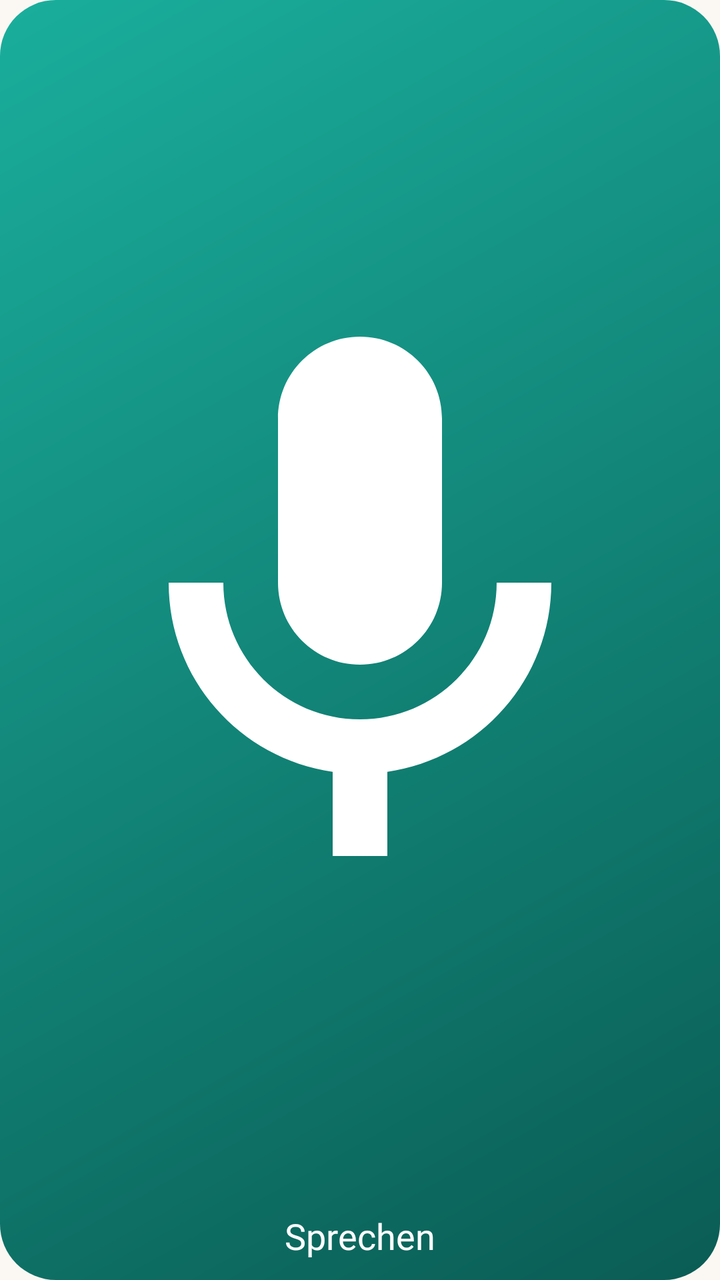
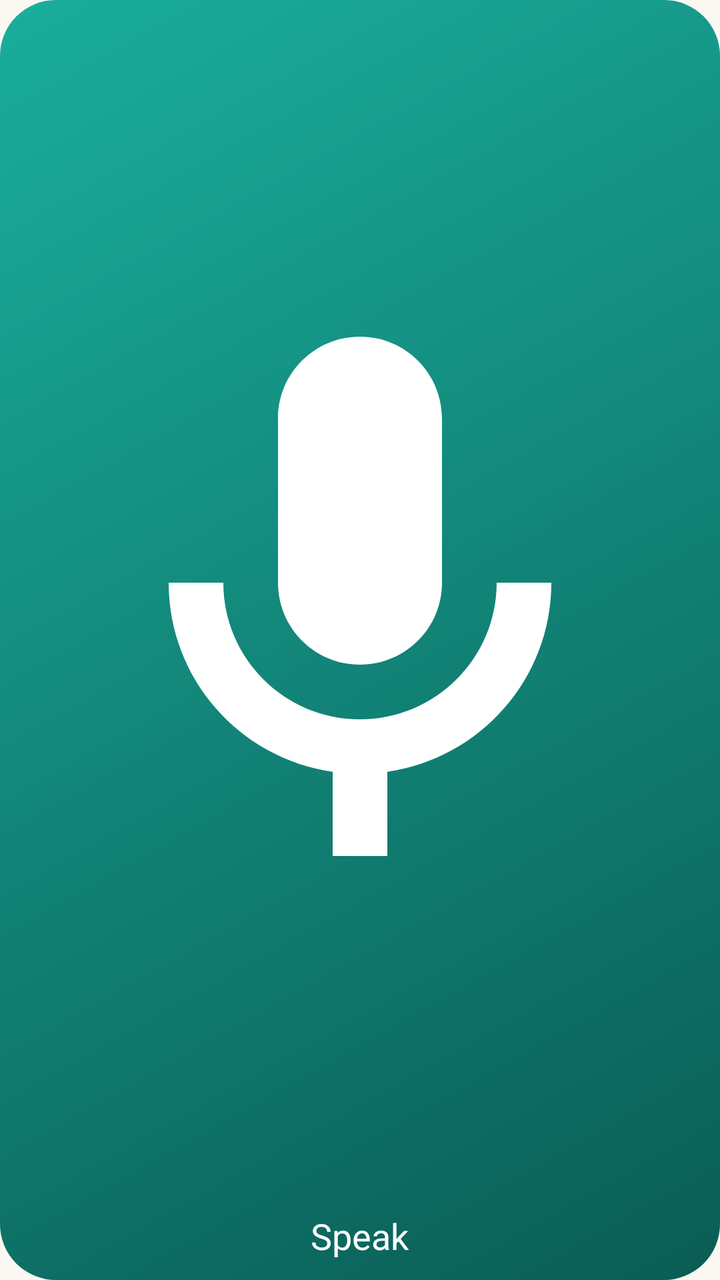

Two renders of the same Android screen: before a commit and after it. Below are the layout's source before the change and the commit's diff.
<!-- AndroidManifest.xml: application theme Theme.Merks -->
<!-- res/layout/widget_speak.xml -->
<?xml version="1.0" encoding="utf-8"?>
<LinearLayout xmlns:android="http://schemas.android.com/apk/res/android"
    android:id="@+id/widget_root"
    android:layout_width="match_parent"
    android:layout_height="match_parent"
    android:background="@drawable/widget_bg"
    android:gravity="center"
    android:orientation="vertical"
    android:padding="10dp">

    
    <ImageView
        android:layout_width="match_parent"
        android:layout_height="0dp"
        android:layout_weight="1"
        android:contentDescription="@string/speak"
        android:padding="6dp"
        android:scaleType="fitCenter"
        android:src="@drawable/ic_mic" />

    <TextView
        android:layout_width="wrap_content"
        android:layout_height="wrap_content"
        android:layout_marginTop="6dp"
        android:fontFamily="@font/nunito_extrabold"
        android:maxLines="1"
        android:text="@string/speak"
        android:textColor="#FFFFFF"
        android:textSize="18sp" />
</LinearLayout>
<!-- resources referenced by this layout -->
<resources>
  <string name="speak">Sprechen</string>
  <color name="brand_teal_dark">#0A5C54</color>
  <color name="brand_teal_light">#1AAE9C</color>
  <color name="m_primary">#0D7A6F</color>
  <color name="m_on_primary">#FFFFFF</color>
  <color name="m_primary_container">#C6EDE7</color>
  <color name="m_on_primary_container">#00332D</color>
  <color name="m_secondary">#8A5A00</color>
  <color name="m_on_secondary">#FFFFFF</color>
  <color name="m_secondary_container">#FFE2B6</color>
  <color name="m_on_secondary_container">#2C1A00</color>
  <color name="m_background">#FBF8F3</color>
  <color name="m_on_background">#1C1B19</color>
  <color name="m_surface">#FBF8F3</color>
  <color name="m_on_surface">#1C1B19</color>
  <color name="m_surface_variant">#ECE6DC</color>
  <color name="m_on_surface_variant">#55524C</color>
  <color name="m_surface_container_lowest">#FFFFFF</color>
  <color name="m_surface_container_low">#F5F1EA</color>
  <color name="m_surface_container">#F0EBE3</color>
  <color name="m_surface_container_high">#EAE5DC</color>
  <color name="m_surface_container_highest">#E4DED5</color>
  <color name="m_outline">#7E7A72</color>
  <color name="m_outline_variant">#DCD5CA</color>
  <color name="m_error">#B3261E</color>
  <color name="m_on_error">#FFFFFF</color>
  <color name="m_inverse_surface">#31302D</color>
  <color name="m_inverse_on_surface">#F4F0EA</color>
  <color name="m_inverse_primary">#7FD8CB</color>
  <style name="TextAppearance.Merks.BodyLarge" parent="TextAppearance.Material3.BodyLarge">
          <item name="android:fontFamily">@font/nunito</item>
          <item name="fontFamily">@font/nunito</item>
          <item name="android:textSize">18sp</item>
      </style>
  <style name="TextAppearance.Merks.HeadlineMedium" parent="TextAppearance.Material3.HeadlineMedium">
          <item name="android:fontFamily">@font/nunito_extrabold</item>
          <item name="fontFamily">@font/nunito_extrabold</item>
      </style>
  <style name="TextAppearance.Merks.HeadlineSmall" parent="TextAppearance.Material3.HeadlineSmall">
          <item name="android:fontFamily">@font/nunito_extrabold</item>
          <item name="fontFamily">@font/nunito_extrabold</item>
      </style>
  <style name="TextAppearance.Merks.TitleSmall" parent="TextAppearance.Material3.TitleSmall">
          <item name="android:fontFamily">@font/nunito_bold</item>
          <item name="fontFamily">@font/nunito_bold</item>
          <item name="android:textSize">15sp</item>
      </style>
  <style name="TextAppearance.Merks.BodyMedium" parent="TextAppearance.Material3.BodyMedium">
          <item name="android:fontFamily">@font/nunito</item>
          <item name="fontFamily">@font/nunito</item>
          <item name="android:textSize">16sp</item>
      </style>
  <style name="TextAppearance.Merks.BodySmall" parent="TextAppearance.Material3.BodySmall">
          <item name="android:fontFamily">@font/nunito</item>
          <item name="fontFamily">@font/nunito</item>
          <item name="android:textSize">14sp</item>
      </style>
  <style name="TextAppearance.Merks.LabelLarge" parent="TextAppearance.Material3.LabelLarge">
          <item name="android:fontFamily">@font/nunito_bold</item>
          <item name="fontFamily">@font/nunito_bold</item>
          <item name="android:textSize">17sp</item>
      </style>
  <style name="TextAppearance.Merks.LabelMedium" parent="TextAppearance.Material3.LabelMedium">
          <item name="android:fontFamily">@font/nunito_semibold</item>
          <item name="fontFamily">@font/nunito_semibold</item>
      </style>
  <style name="TextAppearance.Merks.LabelSmall" parent="TextAppearance.Material3.LabelSmall">
          <item name="android:fontFamily">@font/nunito_semibold</item>
          <item name="fontFamily">@font/nunito_semibold</item>
      </style>
  <!-- unchanged entries left out for length: 5 -->
</resources>

<!-- the commit's change to res/layout/widget_speak.xml (unified diff, before → after) -->
@@ -19,6 +19,7 @@
         android:src="@drawable/ic_mic" />
 
     <TextView
+        android:id="@+id/widget_label"
         android:layout_width="wrap_content"
         android:layout_height="wrap_content"
         android:layout_marginTop="6dp"
<!-- resource entries referenced after the edit -->
@@ -1,6 +1,6 @@
 <!-- resources referenced by this layout -->
 <resources>
-  <string name="speak">Sprechen</string>
+  <string name="speak">Speak</string>
   <color name="brand_teal_dark">#0A5C54</color>
   <color name="brand_teal_light">#1AAE9C</color>
   <color name="m_primary">#0D7A6F</color>
